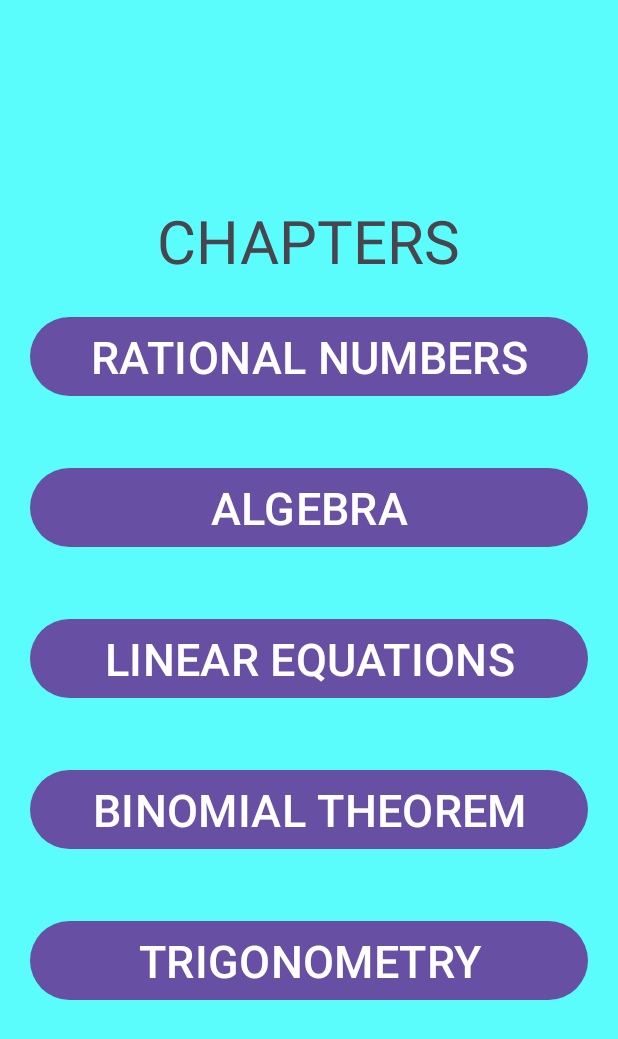
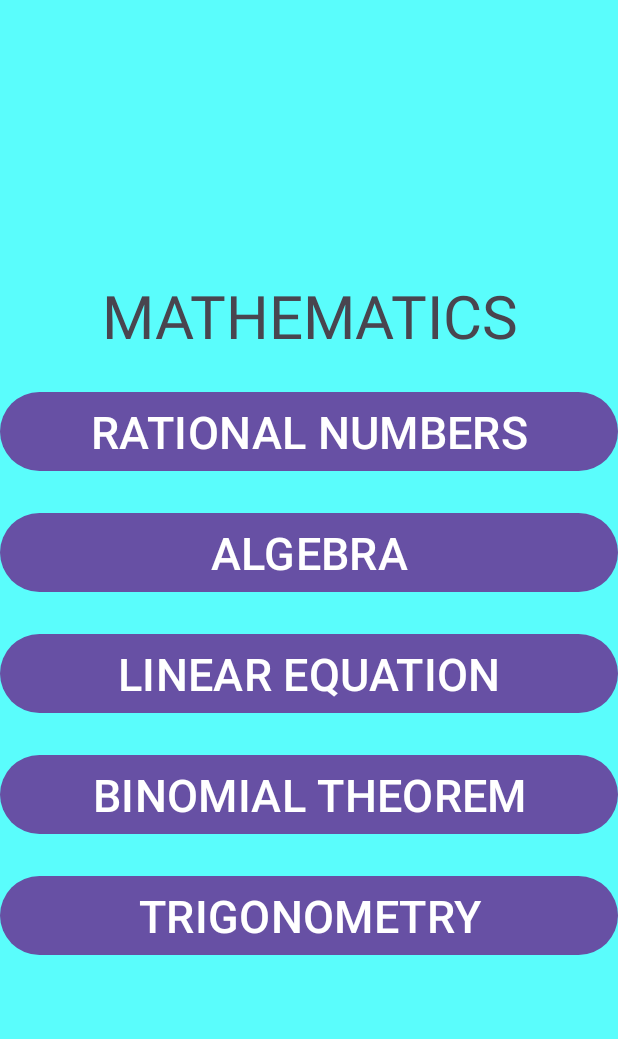
Before and after one commit to aarav-goel12/EduBook, an Android app: the SubjectListFragment screen opened through its navigation route, after a tap on "MATHEMATICS", on a phone screen of 412 x 824 dp. Shown: the top 1039 px of the screen. Run offline under Robolectric (Android 15) with nearby library versions, the light colour scheme and no system bars.

Commit message:
Through Simplification Navigation Through Chapters working

```diff
--- /dev/null
+++ b/app/src/main/java/com/example/edubook/SubjectFragment.kt
@@ -0,0 +1,37 @@
+package com.example.edubook
+
+import android.os.Bundle
+import androidx.fragment.app.Fragment
+import android.view.LayoutInflater
+import android.view.View
+import android.view.ViewGroup
+import android.widget.Button
+import android.widget.TextView
+
+class SubjectFragment : Fragment() {
+    override fun onCreate(savedInstanceState: Bundle?) {
+        super.onCreate(savedInstanceState)
+    }
+
+    override fun onCreateView(
+        inflater: LayoutInflater, container: ViewGroup?,
+        savedInstanceState: Bundle?
+    ): View? {
+        val view = inflater.inflate(R.layout.fragment_chapter, container, false)
+        var subName = view.findViewById<TextView>(R.id.SubjectNameId)
+        val chapter1 = view.findViewById<Button>(R.id.Chapter1ButtonId)
+        val chapter2 = view.findViewById<Button>(R.id.Chapter2ButtonId)
+        val chapter3 = view.findViewById<Button>(R.id.Chapter3ButtonId)
+        val chapter4 = view.findViewById<Button>(R.id.Chapter4ButtonId)
+        val chapter5 = view.findViewById<Button>(R.id.Chapter5ButtonId)
+
+        subName.text = arguments?.getString("sub_name")
+        chapter1.text = arguments?.getString("chap1")
+        chapter2.text = arguments?.getString("chap2")
+        chapter3.text = arguments?.getString("chap3")
+        chapter4.text = arguments?.getString("chap4")
+        chapter5.text = arguments?.getString("chap5")
+
+        return view
+    }
+}
--- a/app/src/main/java/com/example/edubook/SubjectListFragment.kt
+++ b/app/src/main/java/com/example/edubook/SubjectListFragment.kt
@@ -23,11 +23,27 @@ class SubjectListFragment : Fragment() {
         val view =  inflater.inflate(R.layout.fragment_subject_list, container, false)
         val mathButton = view.findViewById<Button>(R.id.MathId)
     mathButton.setOnClickListener {
-        view.findNavController().navigate(R.id.action_subjectListFragment_to_mathFragment)
+        val bundle = Bundle()
+        bundle.putString("sub_name","MATHEMATICS")
+        bundle.putString("chap1","RATIONAL NUMBERS")
+        bundle.putString("chap2","ALGEBRA")
+        bundle.putString("chap3","LINEAR EQUATION")
+        bundle.putString("chap4","BINOMIAL THEOREM")
+        bundle.putString("chap5","TRIGONOMETRY")
+//        view.findNavController().navigate(R.id.action_subjectListFragment_to_mathFragment)
+    view.findNavController().navigate(R.id.action_subjectListFragment_to_subjectFragment,bundle)
     }
     val physicsButton = view.findViewById<Button>(R.id.PhysicsId)
     physicsButton.setOnClickListener {
-        view.findNavController().navigate(R.id.action_subjectListFragment_to_physicsFragment)
+        val bundle = Bundle()
+        bundle.putString("sub_name","PHYSICS")
+        bundle.putString("chap1","XYZZGD")
+        bundle.putString("chap2","MECHANICS")
+        bundle.putString("chap3","LINEAR EQUAVREVWERVWETION")
+        bundle.putString("chap4","BINOMIAL XCQWECQWEEOREM")
+        bundle.putString("chap5","TRIGONEVEWVRY")
+//        view.findNavController().navigate(R.id.action_subjectListFragment_to_physicsFragment)
+    view.findNavController().navigate(R.id.action_subjectListFragment_to_subjectFragment,bundle)
     }
     val chemistryButton = view.findViewById<Button>(R.id.ChemistryId)
     chemistryButton.setOnClickListener {
--- a/app/src/main/res/layout/activity_main.xml
+++ b/app/src/main/res/layout/activity_main.xml
@@ -12,6 +12,7 @@
     android:layout_width="match_parent"
     android:layout_height="match_parent"
     android:background="#96F4F4"
+    app:defaultNavHost = "true"
     android:name="androidx.navigation.fragment.NavHostFragment"
     app:navGraph= "@navigation/nav_graph"/>
 </LinearLayout>
--- /dev/null
+++ b/app/src/main/res/layout/fragment_chapter.xml
@@ -0,0 +1,56 @@
+<?xml version="1.0" encoding="utf-8"?>
+<LinearLayout xmlns:android="http://schemas.android.com/apk/res/android"
+    xmlns:tools="http://schemas.android.com/tools"
+    xmlns:app="http://schemas.android.com/apk/res-auto"
+    android:layout_width="match_parent"
+    android:layout_height="match_parent"
+    tools:context=".SubjectFragment"
+    android:background="#5AFDFC"
+    android:orientation="vertical"
+    android:gravity="center">
+
+    <TextView
+        android:id="@+id/SubjectNameId"
+        android:layout_width="wrap_content"
+        android:layout_height="wrap_content"
+        android:text="@string/subject_name"
+        android:gravity="center"
+        android:textSize="40dp"/>
+
+    <Button
+        android:id="@+id/Chapter1ButtonId"
+        android:layout_width="match_parent"
+        android:layout_height="wrap_content"
+        android:text="CHAPTER 1"
+        android:textSize="30dp"
+        android:layout_marginTop="20dp"/>
+    <Button
+        android:id="@+id/Chapter2ButtonId"
+        android:layout_width="match_parent"
+        android:layout_height="wrap_content"
+        android:text="CHAPTER 2"
+        android:textSize="30dp"
+        android:layout_marginTop="20dp"/>
+    <Button
+        android:id="@+id/Chapter3ButtonId"
+        android:layout_width="match_parent"
+        android:layout_height="wrap_content"
+        android:text="CHAPTER 3"
+        android:textSize="30dp"
+        android:layout_marginTop="20dp"/>
+    <Button
+        android:id="@+id/Chapter4ButtonId"
+        android:layout_width="match_parent"
+        android:layout_height="wrap_content"
+        android:text="CHAPTER 4"
+        android:textSize="30dp"
+        android:layout_marginTop="20dp"/>
+    <Button
+        android:id="@+id/Chapter5ButtonId"
+        android:layout_width="match_parent"
+        android:layout_height="wrap_content"
+        android:text="CHAPTER 5"
+        android:textSize="30dp"
+        android:layout_marginTop="20dp"/>
+
+</LinearLayout>
--- a/app/src/main/res/navigation/nav_graph.xml
+++ b/app/src/main/res/navigation/nav_graph.xml
@@ -32,6 +32,9 @@
         <action
             android:id="@+id/action_subjectListFragment_to_computerScienceFragment"
             app:destination="@id/computerScienceFragment" />
+        <action
+            android:id="@+id/action_subjectListFragment_to_subjectFragment"
+            app:destination="@id/subjectFragment" />
     </fragment>
     <fragment
         android:id="@+id/mathFragment"
@@ -53,4 +56,9 @@
         android:name="com.example.edubook.ComputerScienceFragment"
         android:label="fragment_computer_science"
         tools:layout="@layout/fragment_computer_science" />
+    <fragment
+        android:id="@+id/subjectFragment"
+        android:name="com.example.edubook.SubjectFragment"
+        android:label="fragment_chapter"
+        tools:layout="@layout/fragment_chapter" />
 </navigation>
--- a/app/src/main/res/values/strings.xml
+++ b/app/src/main/res/values/strings.xml
@@ -45,4 +45,5 @@
     <!-- TODO: Remove or change this placeholder text -->
     <string name="hello_blank_fragment">Hello blank fragment</string>
     <string name="proceed">PROCEED</string>
+    <string name="subject_name">Subject Name</string>
 </resources>
```
